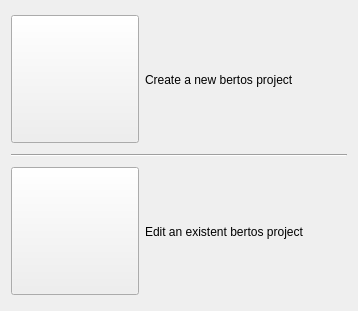
This is wizard/ui/start.ui in imby/STM32VLDiscovery_BeRTOS as Qt 5 draws it before an edit. The edited form follows.
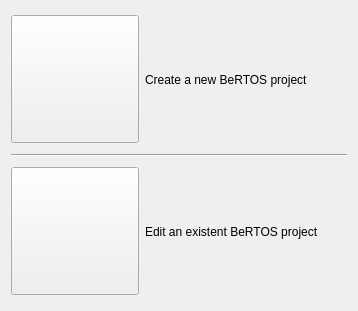
This is the edited form. Icons and pictures are not drawn.

Commit message: Change the spelling of BeRTOS in the start page

```diff
--- a/wizard/ui/start.ui
+++ b/wizard/ui/start.ui
@@ -55,9 +55,9 @@
        <item>
         <layout class="QVBoxLayout" name="verticalLayout" >
          <item>
-          <widget class="QLabel" name="newAction" >
-           <property name="text" >
-            <string>Create a new bertos project</string>
+          <widget class="QLabel" name="newAction">
+           <property name="text">
+            <string>Create a new BeRTOS project</string>
            </property>
           </widget>
          </item>
@@ -109,9 +109,9 @@
        <item>
         <layout class="QVBoxLayout" name="verticalLayout_2" >
          <item>
-          <widget class="QLabel" name="editAction" >
-           <property name="text" >
-            <string>Edit an existent bertos project</string>
+          <widget class="QLabel" name="editAction">
+           <property name="text">
+            <string>Edit an existent BeRTOS project</string>
            </property>
           </widget>
          </item>
```
Left out of the diff: 61 changed lines with no effect on the pictures.
